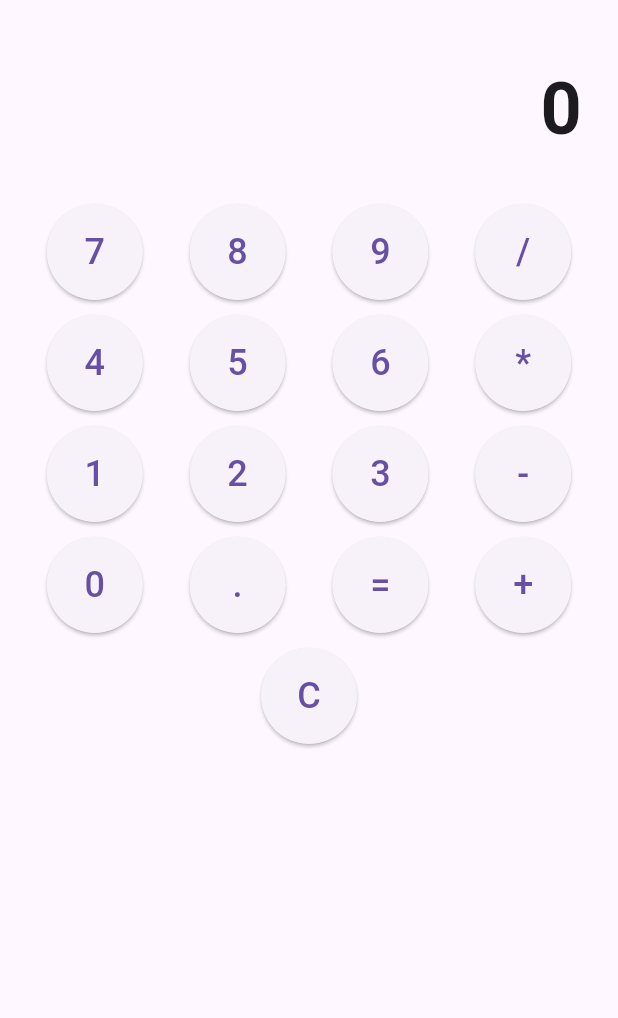
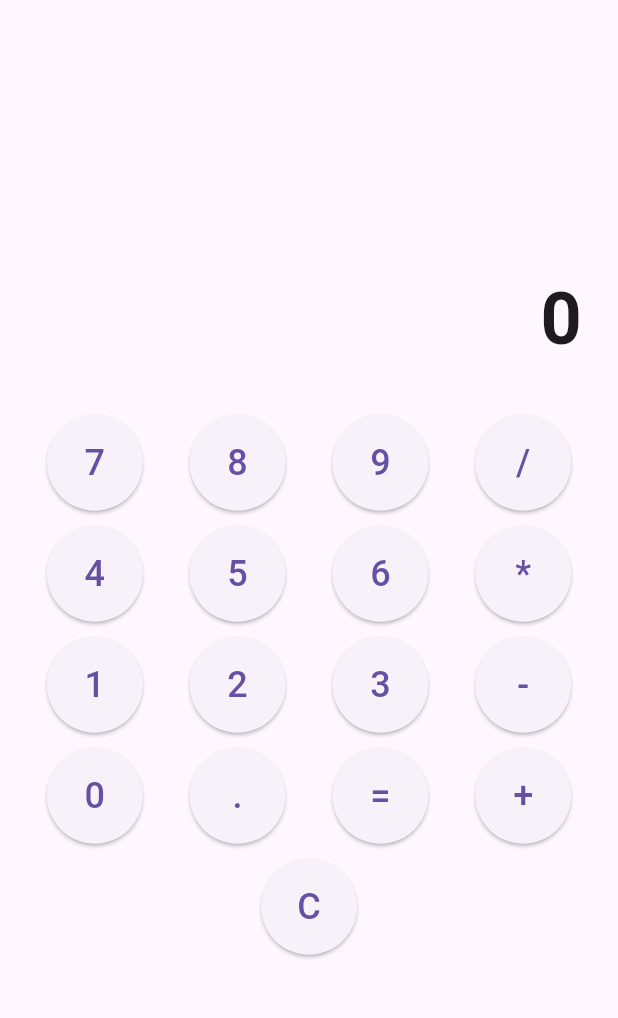
Before and after one commit to Alyvvn/hw1, a Flutter app: the screen it shows after launch, on a phone screen of 412 x 824 dp, the part 63-1081 px from its top. Run offline on Flutter 3.47's test engine with Material 3 defaults, Android fonts, the phone set to English and light mode, and no system bars.

Commit message:
Test adding an additional Column to the main UI configuration

```diff
--- a/lib/main.dart
+++ b/lib/main.dart
@@ -100,14 +100,23 @@ class _CalculatorPageState extends State<CalculatorPage> {
     return Scaffold(
       appBar: AppBar(title: const Text("Calculator")),
       body: Column(
+        mainAxisAlignment: MainAxisAlignment.center,
+        children: [
+          Row(
+            mainAxisAlignment: MainAxisAlignment.end,
             children: [
               Container(
                 alignment: Alignment.bottomRight,
                 padding: const EdgeInsets.all(24),
                 child: Text(
                   displayText,
-              style: const TextStyle(fontSize: 48, fontWeight: FontWeight.bold),
+                  style: const TextStyle(
+                    fontSize: 48,
+                    fontWeight: FontWeight.bold,
                   ),
+                ),
+              ),
+            ],
           ),
           Column(
             children: [
```
Lines whose indentation alone changed are shown as unchanged.
